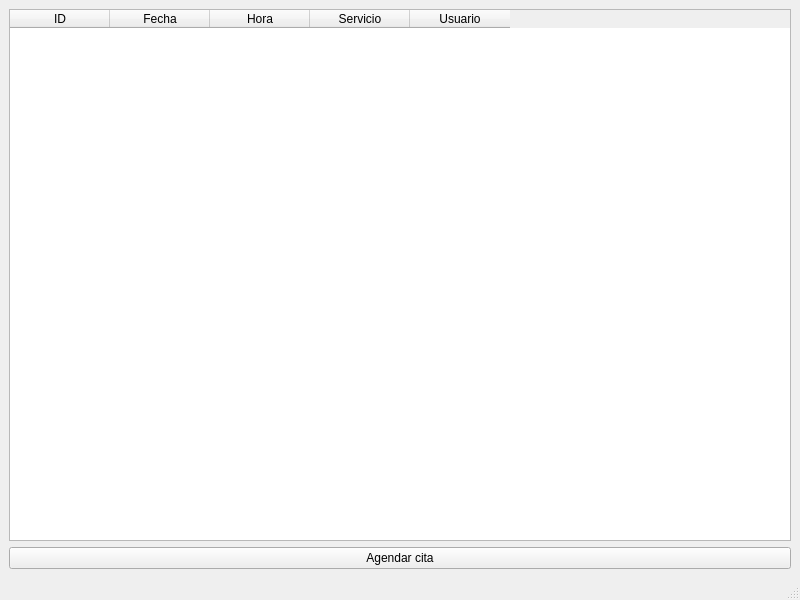
JerryRC18/IngSoftware, file Desktop App/forms/mainwindow.ui: the form before one commit.
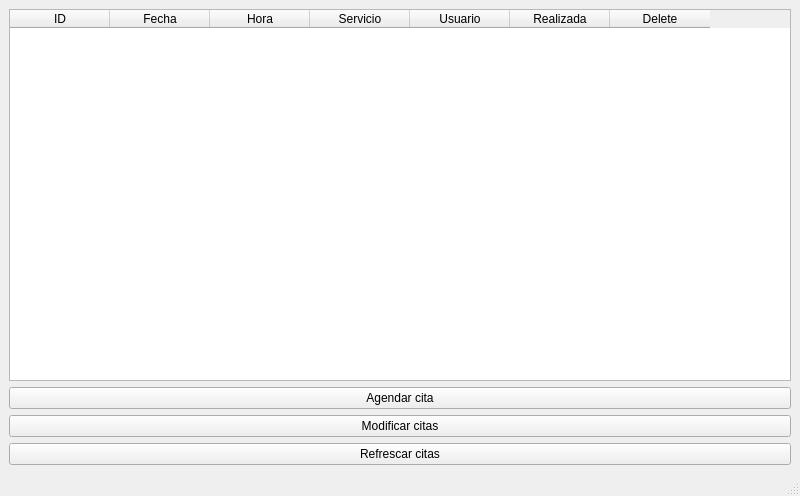
The form after the commit.

```diff
--- a/Desktop App/forms/mainwindow.ui
+++ b/Desktop App/forms/mainwindow.ui
@@ -7,9 +7,15 @@
     <x>0</x>
     <y>0</y>
     <width>800</width>
-    <height>600</height>
+    <height>496</height>
    </rect>
   </property>
+  <property name="maximumSize">
+   <size>
+    <width>800</width>
+    <height>700</height>
+   </size>
+  </property>
   <property name="windowTitle">
    <string>MainWindow</string>
   </property>
@@ -17,6 +23,12 @@
    <layout class="QVBoxLayout" name="verticalLayout">
     <item>
      <widget class="QTableWidget" name="tableWidget">
+      <property name="maximumSize">
+       <size>
+        <width>1100</width>
+        <height>800</height>
+       </size>
+      </property>
       <column>
        <property name="text">
         <string>ID</string>
@@ -42,6 +54,16 @@
         <string>Usuario</string>
        </property>
       </column>
+      <column>
+       <property name="text">
+        <string>Realizada</string>
+       </property>
+      </column>
+      <column>
+       <property name="text">
+        <string>Delete</string>
+       </property>
+      </column>
      </widget>
     </item>
     <item>
@@ -51,6 +73,20 @@
       </property>
      </widget>
     </item>
+    <item>
+     <widget class="QPushButton" name="pushButton_2">
+      <property name="text">
+       <string>Modificar citas</string>
+      </property>
+     </widget>
+    </item>
+    <item>
+     <widget class="QPushButton" name="pushButton_3">
+      <property name="text">
+       <string>Refrescar citas</string>
+      </property>
+     </widget>
+    </item>
    </layout>
   </widget>
   <widget class="QMenuBar" name="menubar">
```
